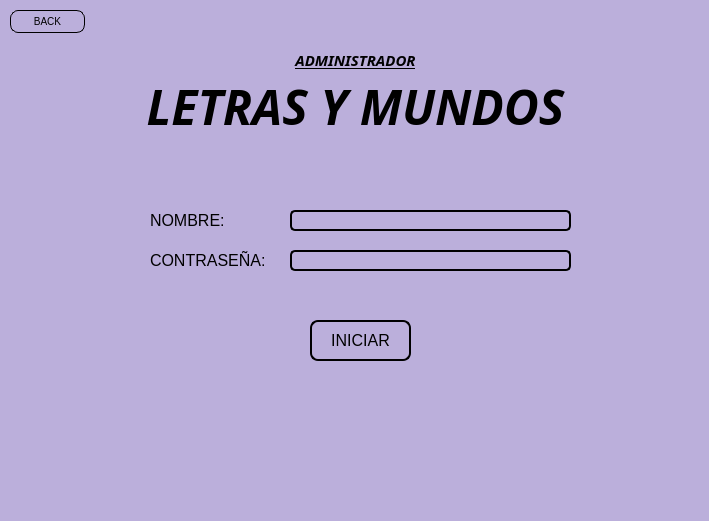
Old version of the form BIBLIOTECA_PROY/assets/login_admin.ui in the repository mixano611/PROYECTO_PRG_POO_PY.
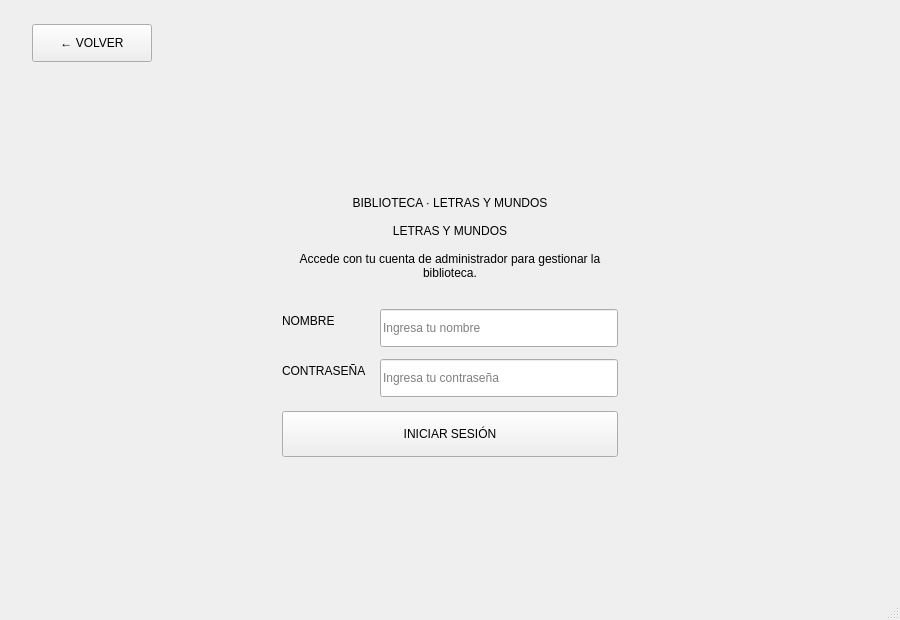
New version of the form.

Diff of the .ui file:
```diff
--- a/BIBLIOTECA_PROY/assets/login_admin.ui
+++ b/BIBLIOTECA_PROY/assets/login_admin.ui
@@ -6,212 +6,283 @@
    <rect>
     <x>0</x>
     <y>0</y>
-    <width>709</width>
-    <height>521</height>
+    <width>900</width>
+    <height>620</height>
    </rect>
   </property>
   <property name="windowTitle">
    <string>MainWindow</string>
   </property>
-  <property name="styleSheet">
-   <string notr="true">background-color: #BBAFDB</string>
-  </property>
   <widget class="QWidget" name="centralwidget">
-   <widget class="QPushButton" name="btnIniciar">
-    <property name="geometry">
-     <rect>
-      <x>310</x>
-      <y>320</y>
-      <width>101</width>
-      <height>41</height>
-     </rect>
+   <layout class="QVBoxLayout" name="layoutPrincipal">
+    <property name="leftMargin">
+     <number>32</number>
     </property>
-    <property name="styleSheet">
-     <string notr="true">QPushButton{
-	border: 2px solid #000000;
-	border-radius: 8px;
-	background-color: #BBAFDB;
-	color: black;
-	font-size: 16px;
-	cursor: pointer;
-  	transition: transform 0.2s ease, background-color 0.2s ease;
-}
-
-QPushButton:hover {
- 	background-color: #8E7CC3;
-}</string>
+    <property name="topMargin">
+     <number>24</number>
     </property>
-    <property name="text">
-     <string>INICIAR</string>
+    <property name="rightMargin">
+     <number>32</number>
     </property>
-   </widget>
-   <widget class="QLabel" name="label">
-    <property name="geometry">
-     <rect>
-      <x>40</x>
-      <y>70</y>
-      <width>631</width>
-      <height>72</height>
-     </rect>
+    <property name="bottomMargin">
+     <number>24</number>
     </property>
-    <property name="font">
-     <font>
-      <family>Segoe UI Black</family>
-      <pointsize>36</pointsize>
-      <weight>75</weight>
-      <italic>true</italic>
-      <bold>true</bold>
-     </font>
+    <property name="spacing">
+     <number>16</number>
     </property>
-    <property name="text">
-     <string>LETRAS Y MUNDOS</string>
-    </property>
-    <property name="alignment">
-     <set>Qt::AlignCenter</set>
-    </property>
-   </widget>
-   <widget class="QLineEdit" name="txtNombre">
-    <property name="geometry">
-     <rect>
-      <x>290</x>
-      <y>210</y>
-      <width>281</width>
-      <height>21</height>
-     </rect>
-    </property>
-    <property name="styleSheet">
-     <string notr="true">QLineEdit{
-	border: 2px solid #000000;
-	border-radius: 5px;
-	background-color: #BBAFDB;
-	color: black;
-	font-size: 10px;
-	cursor: pointer;
-  	transition: transform 0.2s ease, background-color 0.2s ease;
-}
-
-QLineEdit:hover {
- 	background-color: #8E7CC3;
-}</string>
-    </property>
-   </widget>
-   <widget class="QLabel" name="label_2">
-    <property name="geometry">
-     <rect>
-      <x>150</x>
-      <y>210</y>
-      <width>131</width>
-      <height>21</height>
-     </rect>
-    </property>
-    <property name="font">
-     <font>
-      <pointsize>12</pointsize>
-     </font>
-    </property>
-    <property name="text">
-     <string>NOMBRE:</string>
-    </property>
-   </widget>
-   <widget class="QLineEdit" name="txtContrasena">
-    <property name="geometry">
-     <rect>
-      <x>290</x>
-      <y>250</y>
-      <width>281</width>
-      <height>21</height>
-     </rect>
-    </property>
-    <property name="styleSheet">
-     <string notr="true">QLineEdit{
-	border: 2px solid #000000;
-	border-radius: 5px;
-	background-color: #BBAFDB;
-	color: black;
-	font-size: 10px;
-	cursor: pointer;
-}
-
-QLineEdit:hover {
- 	background-color: #8E7CC3;
-}</string>
-    </property>
-    <property name="text">
-     <string/>
-    </property>
-   </widget>
-   <widget class="QLabel" name="label_3">
-    <property name="geometry">
-     <rect>
-      <x>150</x>
-      <y>250</y>
-      <width>131</width>
-      <height>21</height>
-     </rect>
-    </property>
-    <property name="font">
-     <font>
-      <pointsize>12</pointsize>
-     </font>
-    </property>
-    <property name="text">
-     <string>CONTRASEÑA:</string>
-    </property>
-   </widget>
-   <widget class="QPushButton" name="btnVolver">
-    <property name="geometry">
-     <rect>
-      <x>10</x>
-      <y>10</y>
-      <width>75</width>
-      <height>23</height>
-     </rect>
-    </property>
-    <property name="styleSheet">
-     <string notr="true">QPushButton{
-	border: 1px solid #000000;
-	border-radius: 8px;
-	background-color: #BBAFDB;
-	color: black;
-	font-size: 10px;
-	cursor: pointer;
-  	transition: transform 0.2s ease, background-color 0.2s ease;
-}
-
-QPushButton:hover {
- 	background-color: #8E7CC3;
-}</string>
-    </property>
-    <property name="text">
-     <string>BACK</string>
-    </property>
-   </widget>
-   <widget class="QLabel" name="label_4">
-    <property name="geometry">
-     <rect>
-      <x>270</x>
-      <y>50</y>
-      <width>171</width>
-      <height>20</height>
-     </rect>
-    </property>
-    <property name="font">
-     <font>
-      <family>Segoe UI Black</family>
-      <pointsize>11</pointsize>
-      <weight>75</weight>
-      <italic>true</italic>
-      <bold>true</bold>
-      <underline>true</underline>
-     </font>
-    </property>
-    <property name="text">
-     <string>ADMINISTRADOR</string>
-    </property>
-    <property name="alignment">
-     <set>Qt::AlignCenter</set>
-    </property>
-   </widget>
+    <item>
+     <layout class="QHBoxLayout" name="barraSuperior">
+      <item>
+       <widget class="QPushButton" name="btnVolver">
+        <property name="minimumSize">
+         <size>
+          <width>120</width>
+          <height>38</height>
+         </size>
+        </property>
+        <property name="maximumSize">
+         <size>
+          <width>120</width>
+          <height>38</height>
+         </size>
+        </property>
+        <property name="text">
+         <string>← VOLVER</string>
+        </property>
+       </widget>
+      </item>
+      <item>
+       <spacer name="espacioBarra">
+        <property name="orientation">
+         <enum>Qt::Horizontal</enum>
+        </property>
+        <property name="sizeHint" stdset="0">
+         <size>
+          <width>40</width>
+          <height>20</height>
+         </size>
+        </property>
+       </spacer>
+      </item>
+     </layout>
+    </item>
+    <item>
+     <spacer name="espacioSuperior">
+      <property name="orientation">
+       <enum>Qt::Vertical</enum>
+      </property>
+      <property name="sizeHint" stdset="0">
+       <size>
+        <width>20</width>
+        <height>20</height>
+       </size>
+      </property>
+     </spacer>
+    </item>
+    <item>
+     <layout class="QHBoxLayout" name="filaCentro">
+      <item>
+       <spacer name="espacioIzquierdo">
+        <property name="orientation">
+         <enum>Qt::Horizontal</enum>
+        </property>
+        <property name="sizeHint" stdset="0">
+         <size>
+          <width>40</width>
+          <height>20</height>
+         </size>
+        </property>
+       </spacer>
+      </item>
+      <item>
+       <widget class="QFrame" name="cardLogin">
+        <property name="minimumSize">
+         <size>
+          <width>420</width>
+          <height>0</height>
+         </size>
+        </property>
+        <property name="maximumSize">
+         <size>
+          <width>560</width>
+          <height>16777215</height>
+         </size>
+        </property>
+        <property name="frameShape">
+         <enum>QFrame::NoFrame</enum>
+        </property>
+        <property name="sombra" stdset="0">
+         <bool>true</bool>
+        </property>
+        <layout class="QVBoxLayout" name="layoutCard">
+         <property name="leftMargin">
+          <number>42</number>
+         </property>
+         <property name="topMargin">
+          <number>38</number>
+         </property>
+         <property name="rightMargin">
+          <number>42</number>
+         </property>
+         <property name="bottomMargin">
+          <number>38</number>
+         </property>
+         <property name="spacing">
+          <number>14</number>
+         </property>
+         <item>
+          <widget class="QLabel" name="LblRol">
+           <property name="text">
+            <string>BIBLIOTECA · LETRAS Y MUNDOS</string>
+           </property>
+           <property name="alignment">
+            <set>Qt::AlignCenter</set>
+           </property>
+          </widget>
+         </item>
+         <item>
+          <widget class="QLabel" name="LblMarca">
+           <property name="text">
+            <string>LETRAS Y MUNDOS</string>
+           </property>
+           <property name="alignment">
+            <set>Qt::AlignCenter</set>
+           </property>
+          </widget>
+         </item>
+         <item>
+          <widget class="QLabel" name="LblAyudaLogin">
+           <property name="text">
+            <string>Accede con tu cuenta de administrador para gestionar la biblioteca.</string>
+           </property>
+           <property name="alignment">
+            <set>Qt::AlignCenter</set>
+           </property>
+           <property name="wordWrap">
+            <bool>true</bool>
+           </property>
+          </widget>
+         </item>
+         <item>
+          <widget class="QFrame" name="lineaSeparador">
+           <property name="minimumSize">
+            <size>
+             <width>0</width>
+             <height>1</height>
+            </size>
+           </property>
+           <property name="maximumSize">
+            <size>
+             <width>16777215</width>
+             <height>1</height>
+            </size>
+           </property>
+           <property name="frameShape">
+            <enum>QFrame::NoFrame</enum>
+           </property>
+          </widget>
+         </item>
+         <item>
+          <layout class="QFormLayout" name="formularioLogin">
+           <property name="horizontalSpacing">
+            <number>14</number>
+           </property>
+           <property name="verticalSpacing">
+            <number>12</number>
+           </property>
+           <property name="fieldGrowthPolicy">
+            <enum>QFormLayout::AllNonFixedFieldsGrow</enum>
+           </property>
+           <item row="0" column="0">
+            <widget class="QLabel" name="LblNombre">
+             <property name="text">
+              <string>NOMBRE</string>
+             </property>
+            </widget>
+           </item>
+           <item row="0" column="1">
+            <widget class="QLineEdit" name="txtNombre">
+             <property name="minimumSize">
+              <size>
+               <width>0</width>
+               <height>38</height>
+              </size>
+             </property>
+             <property name="placeholderText">
+              <string>Ingresa tu nombre</string>
+             </property>
+            </widget>
+           </item>
+           <item row="1" column="0">
+            <widget class="QLabel" name="LblContrasena">
+             <property name="text">
+              <string>CONTRASEÑA</string>
+             </property>
+            </widget>
+           </item>
+           <item row="1" column="1">
+            <widget class="QLineEdit" name="txtContrasena">
+             <property name="minimumSize">
+              <size>
+               <width>0</width>
+               <height>38</height>
+              </size>
+             </property>
+             <property name="echoMode">
+              <enum>QLineEdit::Password</enum>
+             </property>
+             <property name="placeholderText">
+              <string>Ingresa tu contraseña</string>
+             </property>
+            </widget>
+           </item>
+          </layout>
+         </item>
+         <item>
+          <widget class="QPushButton" name="btnIniciar">
+           <property name="minimumSize">
+            <size>
+             <width>0</width>
+             <height>46</height>
+            </size>
+           </property>
+           <property name="text">
+            <string>INICIAR SESIÓN</string>
+           </property>
+          </widget>
+         </item>
+        </layout>
+       </widget>
+      </item>
+      <item>
+       <spacer name="espacioDerecho">
+        <property name="orientation">
+         <enum>Qt::Horizontal</enum>
+        </property>
+        <property name="sizeHint" stdset="0">
+         <size>
+          <width>40</width>
+          <height>20</height>
+         </size>
+        </property>
+       </spacer>
+      </item>
+     </layout>
+    </item>
+    <item>
+     <spacer name="espacioInferior">
+      <property name="orientation">
+       <enum>Qt::Vertical</enum>
+      </property>
+      <property name="sizeHint" stdset="0">
+       <size>
+        <width>20</width>
+        <height>20</height>
+       </size>
+      </property>
+     </spacer>
+    </item>
+   </layout>
   </widget>
   <widget class="QMenuBar" name="menubar">
    <property name="geometry">
```
Left out of the diff: 2 changed lines with no effect on the pictures.
